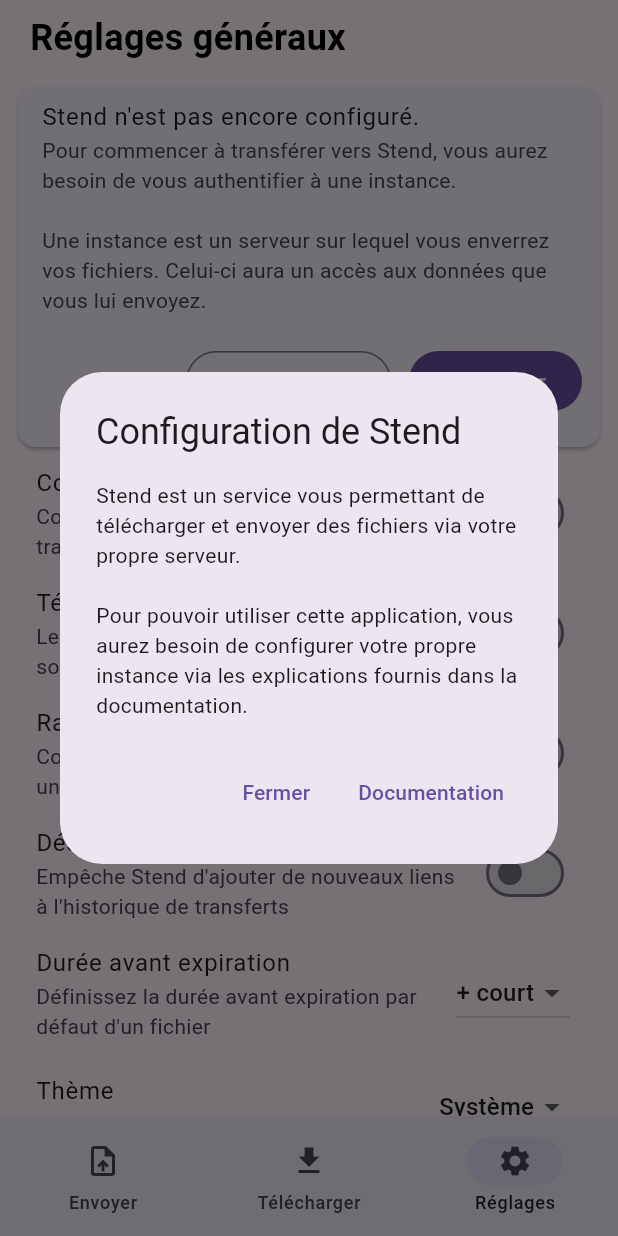
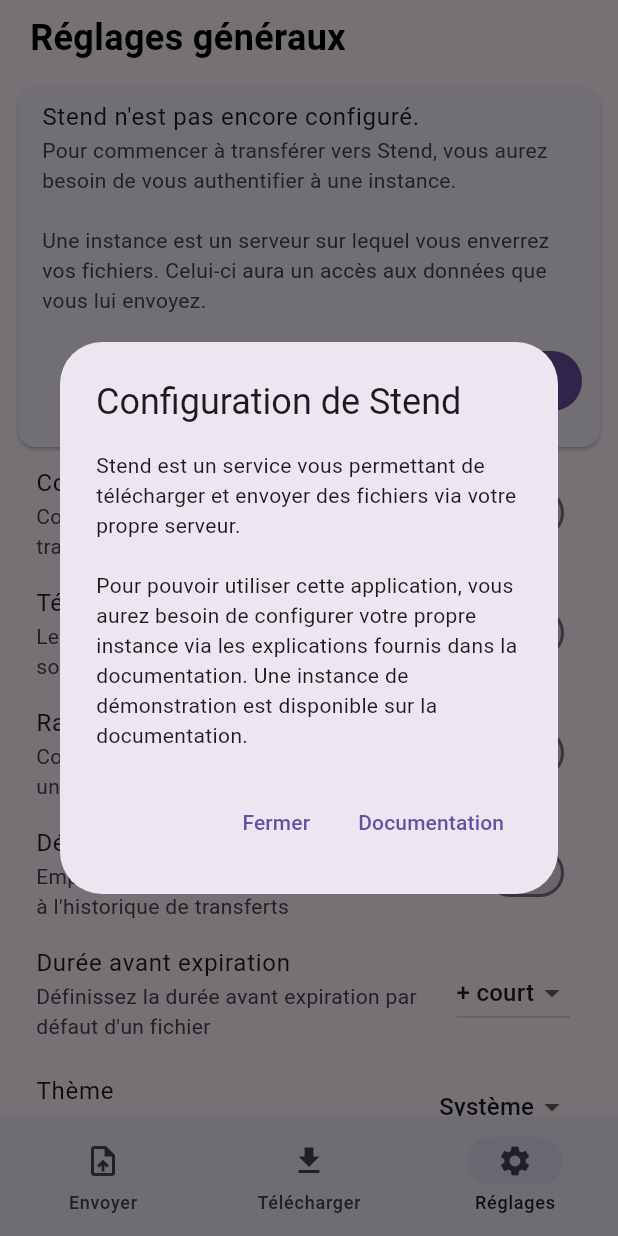
Before and after one commit to hoststend/stend-mobile, a Flutter app: the screen it shows after launch, item 3 of the bottom bar chosen, after a tap on "En savoir plus", on a phone screen of 412 x 824 dp. Run offline on Flutter 3.47's test engine with Material 3 defaults, Android fonts, the phone set to English and light mode, and no system bars; drawn by our look-alikes of dynamic_color; our stand-ins replace adaptive_dialog, dio, file_picker, get_storage, image_picker, lucide_icons and 3 more; missing offline and left inert: qr_code_scanner.

Commit message:
Indiquer qu'une instance de démo existe

```diff
--- a/lib/pages/settings.dart
+++ b/lib/pages/settings.dart
@@ -84,7 +84,7 @@
                                 context: context,
                                 builder: (context) => AlertDialog.adaptive(
                                   title: const Text("Configuration de Stend"),
-                                  content: const Text("Stend est un service vous permettant de télécharger et envoyer des fichiers via votre propre serveur.\n\nPour pouvoir utiliser cette application, vous aurez besoin de configurer votre propre instance via les explications fournis dans la documentation."),
+                                  content: Text("Stend est un service vous permettant de télécharger et envoyer des fichiers via votre propre serveur.\n\n${Platform.isIOS ? '' : 'Pour pouvoir utiliser cette application, vous aurez besoin de configurer votre propre instance via les explications fournis dans la documentation. '}Une instance de démonstration est disponible sur la documentation."),
                                   actions: [
                                     TextButton(
                                       onPressed: () {
@@ -401,7 +401,7 @@
               ),
 
               ListTile(
-                title: const Text("Icône"),
+                title: const Text("Icônes"),
                 subtitle: const Text("Choisissez le style d'icône utilisé"),
                 trailing: DropdownButton<String>(
                   value: box.read('iconLib') ?? 'Material',
```
